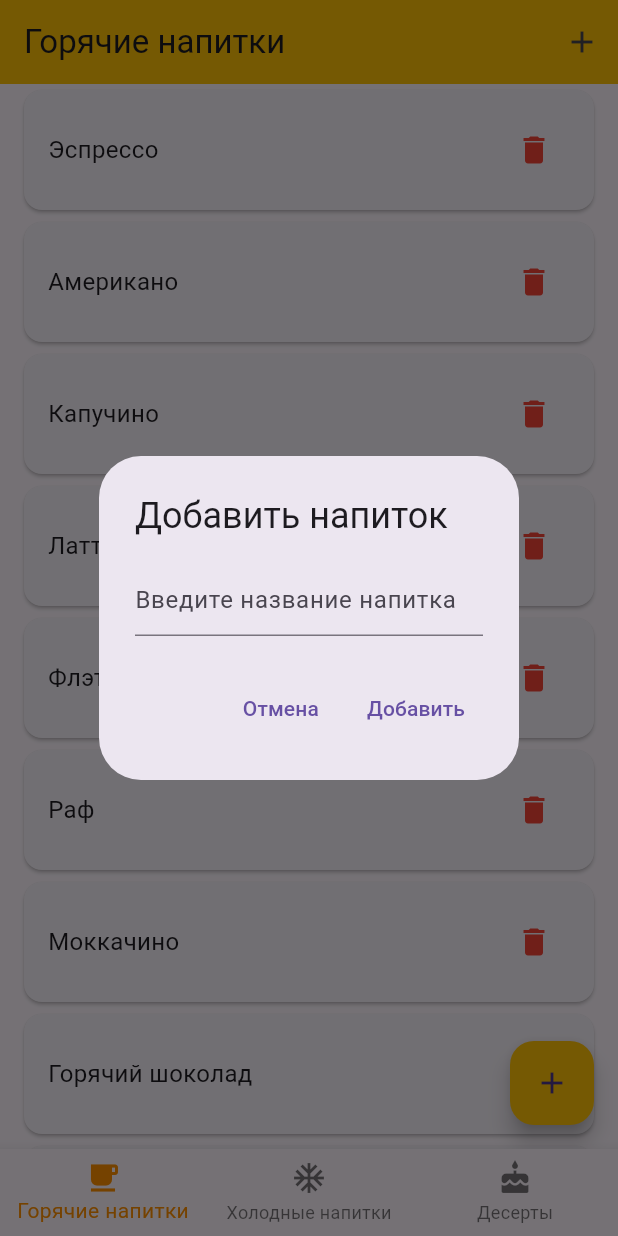
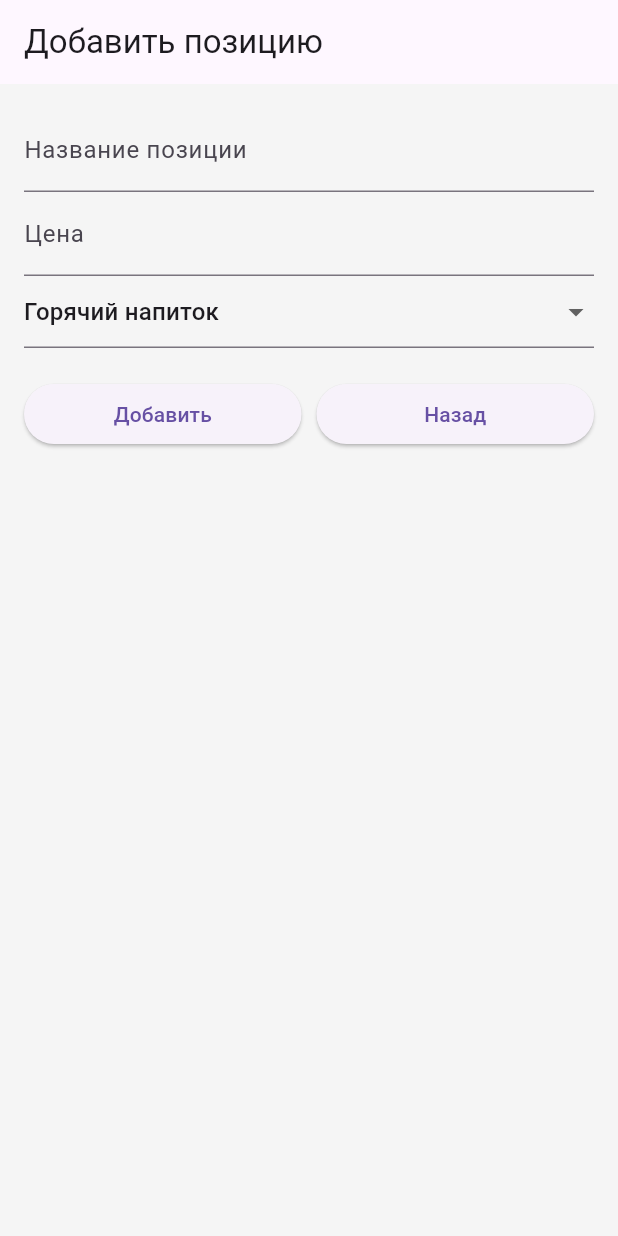
Before and after one commit to SychevOS/sychev_4p, a Flutter app: the screen it shows after launch, after a tap on the "add" icon, on a phone screen of 412 x 824 dp. Run offline on Flutter 3.47's test engine with Material 3 defaults, Android fonts, the phone set to English and light mode, and no system bars.

Commit message:
menu_screen.dart добавление остальных файлов

```diff
--- a/lib/app.dart
+++ b/lib/app.dart
@@ -0,0 +1,20 @@
+import 'package:flutter/material.dart';
+import 'shared/theme/app_theme.dart';
+import 'features/menu/state/menu_container.dart';
+
+void main() {
+  runApp(const CoffeeApp());
+}
+
+class CoffeeApp extends StatelessWidget {
+  const CoffeeApp({super.key});
+
+  @override
+  Widget build(BuildContext context) {
+    return MaterialApp(
+      title: 'Кофейня',
+      theme: AppTheme.lightTheme,
+      home: const MenuContainer(),
+    );
+  }
+}
--- a/lib/features/menu/screens/menu_form_screen.dart
+++ b/lib/features/menu/screens/menu_form_screen.dart
@@ -0,0 +1,95 @@
+import 'package:flutter/material.dart';
+
+class MenuItemFormScreen extends StatefulWidget {
+  final void Function(String name, String category, double price) onSave;
+  final void Function() onCancel;
+
+  const MenuItemFormScreen({
+    required this.onSave,
+    required this.onCancel,
+    super.key,
+  });
+
+  @override
+  State<MenuItemFormScreen> createState() => _MenuItemFormScreenState();
+}
+
+class _MenuItemFormScreenState extends State<MenuItemFormScreen> {
+  final _nameController = TextEditingController();
+  final _priceController = TextEditingController();
+  String _selectedCategory = 'hot';
+
+  void _submit() {
+    final name = _nameController.text.trim();
+    final price = double.tryParse(_priceController.text.trim()) ?? 0.0;
+
+    if (name.isEmpty || price <= 0) return;
+
+    widget.onSave(name, _selectedCategory, price);
+  }
+
+  @override
+  Widget build(BuildContext context) {
+    return Scaffold(
+      appBar: AppBar(title: const Text('Добавить позицию')),
+      body: Padding(
+        padding: const EdgeInsets.all(16.0),
+        child: Column(
+          children: [
+            TextField(
+              controller: _nameController,
+              decoration: const InputDecoration(
+                labelText: 'Название позиции',
+              ),
+            ),
+            TextField(
+              controller: _priceController,
+              decoration: const InputDecoration(
+                labelText: 'Цена',
+              ),
+              keyboardType: TextInputType.number,
+            ),
+            DropdownButtonFormField<String>(
+              value: _selectedCategory,
+              items: const [
+                DropdownMenuItem(value: 'hot', child: Text('Горячий напиток')),
+                DropdownMenuItem(value: 'cold', child: Text('Холодный напиток')),
+                DropdownMenuItem(value: 'dessert', child: Text('Десерт')),
+              ],
+              onChanged: (value) {
+                setState(() {
+                  _selectedCategory = value!;
+                });
+              },
+            ),
+            const SizedBox(height: 20),
+            Row(
+              children: [
+                Expanded(
+                  child: ElevatedButton(
+                    onPressed: _submit,
+                    child: const Text('Добавить'),
+                  ),
+                ),
+                const SizedBox(width: 10),
+                Expanded(
+                  child: ElevatedButton(
+                    onPressed: widget.onCancel,
+                    child: const Text('Назад'),
+                  ),
+                ),
+              ],
+            ),
+          ],
+        ),
+      ),
+    );
+  }
+
+  @override
+  void dispose() {
+    _nameController.dispose();
+    _priceController.dispose();
+    super.dispose();
+  }
+}
--- a/lib/features/menu/screens/menu_screen.dart
+++ b/lib/features/menu/screens/menu_screen.dart
@@ -0,0 +1,34 @@
+import 'package:flutter/material.dart';
+import '../models/menu_model.dart';
+import '../widgets/menu_table.dart';
+
+class MenuListScreen extends StatelessWidget {
+  final List<MenuItem> menuItems;
+  final void Function() onAdd;
+  final void Function(String id) onToggle;
+  final void Function(String id) onDelete;
+
+  const MenuListScreen({
+    required this.menuItems,
+    required this.onAdd,
+    required this.onToggle,
+    required this.onDelete,
+    super.key,
+  });
+
+  @override
+  Widget build(BuildContext context) {
+    return Scaffold(
+      appBar: AppBar(title: const Text('Меню кофейни')),
+      body: MenuTable(
+        menuItems: menuItems,
+        onToggle: onToggle,
+        onDelete: onDelete,
+      ),
+      floatingActionButton: FloatingActionButton(
+        onPressed: onAdd,
+        child: const Icon(Icons.add),
+      ),
+    );
+  }
+}
--- a/lib/features/menu/state/menu_container.dart
+++ b/lib/features/menu/state/menu_container.dart
@@ -0,0 +1,73 @@
+import 'package:flutter/material.dart';
+import '../models/menu_model.dart';
+import '../screens/menu_screen.dart';
+import '../screens/menu_form_screen.dart';
+
+enum Screen { list, form }
+
+class MenuContainer extends StatefulWidget {
+  const MenuContainer({super.key});
+
+  @override
+  State<MenuContainer> createState() => _MenuContainerState();
+}
+
+class _MenuContainerState extends State<MenuContainer> {
+  final List<MenuItem> _menuItems = [];
+  Screen _currentScreen = Screen.list;
+
+  void _showList() {
+    setState(() => _currentScreen = Screen.list);
+  }
+
+  void _showForm() {
+    setState(() => _currentScreen = Screen.form);
+  }
+
+  void _addItem(String name, String category, double price) {
+    setState(() {
+      final newItem = MenuItem(
+        id: DateTime.now().microsecondsSinceEpoch.toString(),
+        name: name,
+        category: category,
+        price: price,
+      );
+      _menuItems.add(newItem);
+      _currentScreen = Screen.list;
+    });
+  }
+
+  void _toggleItem(String id) {
+    setState(() {
+      final index = _menuItems.indexWhere((item) => item.id == id);
+      if (index != -1) {
+        final item = _menuItems[index];
+        _menuItems[index] = item.copyWith(isAvailable: !item.isAvailable);
+      }
+    });
+  }
+
+  void _deleteItem(String id) {
+    setState(() {
+      _menuItems.removeWhere((item) => item.id == id);
+    });
+  }
+
+  @override
+  Widget build(BuildContext context) {
+    switch (_currentScreen) {
+      case Screen.list:
+        return MenuListScreen(
+          menuItems: _menuItems,
+          onAdd: _showForm,
+          onToggle: _toggleItem,
+          onDelete: _deleteItem,
+        );
+      case Screen.form:
+        return MenuItemFormScreen(
+          onSave: _addItem,
+          onCancel: _showList,
+        );
+    }
+  }
+}
--- /dev/null
+++ b/lib/features/menu/widgets/menu_table.dart
@@ -0,0 +1,41 @@
+import 'package:flutter/material.dart';
+import '../models/menu_model.dart';
+import 'menu_item_tile.dart';
+
+class MenuTable extends StatelessWidget {
+  final List<MenuItem> menuItems;
+  final ValueChanged<String> onToggle;
+  final ValueChanged<String> onDelete;
+
+  const MenuTable({
+    super.key,
+    required this.menuItems,
+    required this.onToggle,
+    required this.onDelete,
+  });
+
+  @override
+  Widget build(BuildContext context) {
+    if (menuItems.isEmpty) {
+      return const Center(
+        child: Text(
+          'Меню пусто',
+          style: TextStyle(fontSize: 16, color: Colors.red),
+        ),
+      );
+    }
+
+    return ListView.builder(
+      itemCount: menuItems.length,
+      itemBuilder: (context, index) {
+        final item = menuItems[index];
+        return MenuItemTile(
+          key: ValueKey(item.id),
+          item: item,
+          onToggle: onToggle,
+          onDelete: onDelete,
+        );
+      },
+    );
+  }
+}
--- a/lib/main.dart
+++ b/lib/main.dart
@@ -1,73 +1,6 @@
 import 'package:flutter/material.dart';
-import 'shared/widgets/ColdDrinks.dart';
-import 'shared/widgets/Desserts.dart';
-import 'shared/widgets/HotDrinks.dart';
+import 'app.dart';
 
 void main() {
   runApp(const CoffeeApp());
 }
-
-class CoffeeApp extends StatelessWidget {
-  const CoffeeApp({super.key});
-
-  @override
-  Widget build(BuildContext context) {
-    return MaterialApp(
-      title: "Кофейня",
-      theme: ThemeData(
-        primarySwatch: Colors.amber,
-        useMaterial3: true,
-      ),
-      home: const HomePage(),
-    );
-  }
-}
-
-class HomePage extends StatefulWidget {
-  const HomePage({super.key});
-
-  @override
-  State<HomePage> createState() => _HomePageState();
-}
-
-class _HomePageState extends State<HomePage> {
-  int _selectedIndex = 0;
-
-  static final List<Widget> _screens = <Widget>[
-    const HotDrinksScreen(),
-    const ColdDrinksScreen(),
-    const DessertsScreen(),
-  ];
-
-  void _onItemTapped(int index) {
-    setState(() {
-      _selectedIndex = index;
-    });
-  }
-
-  @override
-  Widget build(BuildContext context) {
-    return Scaffold(
-      body: _screens[_selectedIndex],
-      bottomNavigationBar: BottomNavigationBar(
-        items: const <BottomNavigationBarItem>[
-          BottomNavigationBarItem(
-            icon: Icon(Icons.local_cafe),
-            label: 'Горячие напитки',
-          ),
-          BottomNavigationBarItem(
-            icon: Icon(Icons.ac_unit),
-            label: 'Холодные напитки',
-          ),
-          BottomNavigationBarItem(
-            icon: Icon(Icons.cake),
-            label: 'Десерты',
-          ),
-        ],
-        currentIndex: _selectedIndex,
-        selectedItemColor: Colors.amber[800],
-        onTap: _onItemTapped,
-      ),
-    );
-  }
-}
--- a/lib/shared/theme/app_theme.dart
+++ b/lib/shared/theme/app_theme.dart
@@ -0,0 +1,11 @@
+import 'package:flutter/material.dart';
+
+class AppTheme {
+  static ThemeData get lightTheme {
+    return ThemeData(
+      primarySwatch: Colors.brown,
+      scaffoldBackgroundColor: const Color(0xFFF5F5F5),
+      useMaterial3: true,
+    );
+  }
+}
```
Also changed, not shown: lib/features/menu/menu_feature.dart (+7 -0 lines), lib/features/menu/widgets/menu_item_tile.dart (+31 -0 lines), 1 other file.
